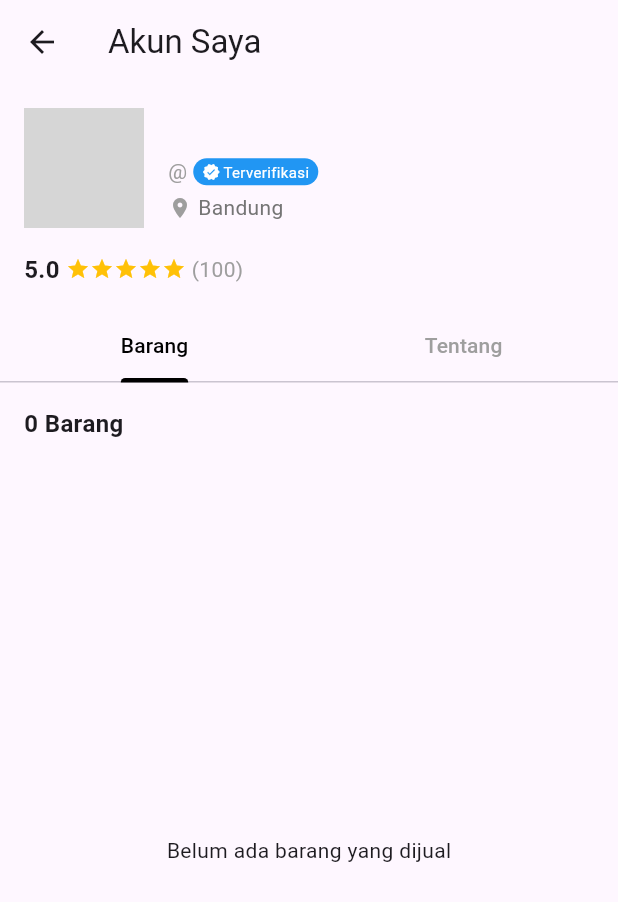
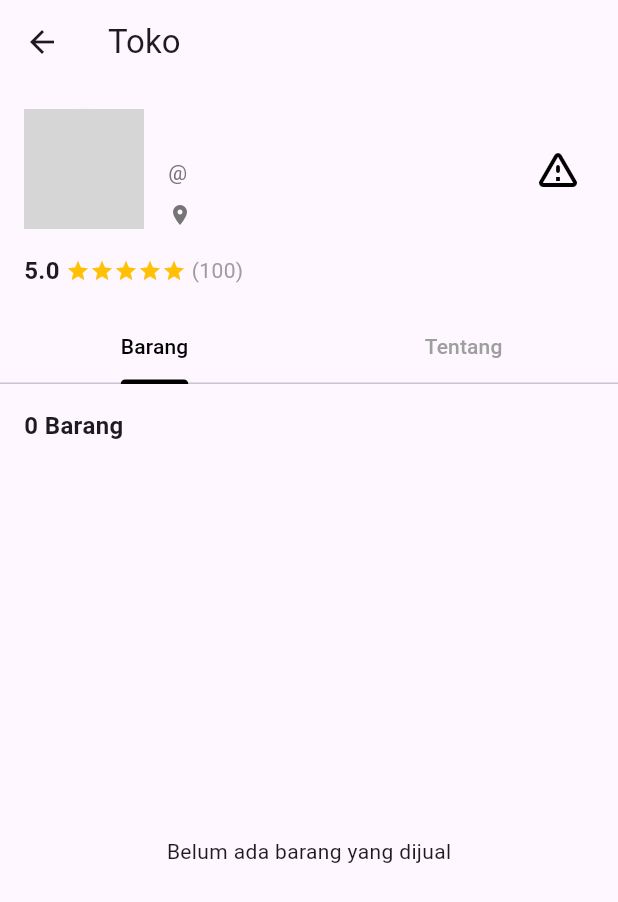
Before and after one commit to tungtungtungtungtungtungsahur/mobile-abp, a Flutter app: the DetailBarangShop screen opened directly with empty values, after a tap on "Unknown Seller", on a phone screen of 412 x 824 dp. Shown: the top 902 px of the screen. Run offline on Flutter 3.47's test engine with Material 3 defaults, Android fonts, the phone set to English and light mode, and no system bars; our stand-ins replace cloud_firestore, firebase_auth, firebase_core, firebase_storage, image_picker; missing offline and left inert: google_mlkit_text_recognition; accounts and stored records are empty; network calls fail; Roboto replaces fonts that are missing (Poppins); grey boxes are pictures that could not be loaded.

Commit message:
update separate seller shop and my shop

```diff
--- a/lib/detail_barang_shop.dart
+++ b/lib/detail_barang_shop.dart
@@ -5,6 +5,7 @@ import 'package:cloud_firestore/cloud_firestore.dart';
 import 'chat_detail_page.dart';
 import 'dart:io';
 import 'profile_barang.dart';
+import 'visit_seller_shop.dart';
 
 class DetailBarangShop extends StatelessWidget {
   final Map<String, dynamic> product;
@@ -179,7 +180,7 @@ class DetailBarangShop extends StatelessWidget {
                                   context,
                                   MaterialPageRoute(
                                     builder: (context) =>
-                                        ProfileBarang(sellerId: sellerId),
+                                        VisitSellerShop(sellerId: sellerId),
                                   ),
                                 );
                               },
--- /dev/null
+++ b/lib/visit_seller_shop.dart
@@ -0,0 +1,455 @@
+import 'package:flutter/material.dart';
+import 'detail_barang_shop.dart';
+import 'package:cloud_firestore/cloud_firestore.dart';
+import 'package:firebase_auth/firebase_auth.dart';
+import 'report_seller.dart';
+
+class VisitSellerShop extends StatefulWidget {
+  final String sellerId;
+  const VisitSellerShop({super.key, required this.sellerId});
+
+  @override
+  State<VisitSellerShop> createState() => _VisitSellerShopState();
+}
+
+class _VisitSellerShopState extends State<VisitSellerShop>
+    with SingleTickerProviderStateMixin {
+  late TabController _tabController;
+  late Future<Map<String, dynamic>?> _userDataFuture;
+
+  @override
+  void initState() {
+    super.initState();
+    _tabController = TabController(length: 2, vsync: this);
+    _userDataFuture = _fetchUserData();
+  }
+
+  Future<Map<String, dynamic>?> _fetchUserData() async {
+    final doc = await FirebaseFirestore.instance
+        .collection('users')
+        .doc(widget.sellerId)
+        .get();
+    return doc.data();
+  }
+
+  @override
+  void dispose() {
+    _tabController.dispose();
+    super.dispose();
+  }
+
+  @override
+  Widget build(BuildContext context) {
+    return Scaffold(
+      appBar: AppBar(
+        title: const Text('Toko'),
+        leading: IconButton(
+          icon: const Icon(Icons.arrow_back),
+          onPressed: () => Navigator.pop(context),
+        ),
+      ),
+      body: Column(
+        children: [
+          // Profile Section
+          Padding(
+            padding: const EdgeInsets.all(16.0),
+            child: FutureBuilder<Map<String, dynamic>?>(
+              future: _userDataFuture,
+              builder: (context, snapshot) {
+                if (snapshot.connectionState == ConnectionState.waiting) {
+                  return const Padding(
+                    padding: EdgeInsets.all(24.0),
+                    child: CircularProgressIndicator(),
+                  );
+                }
+                if (snapshot.hasError) {
+                  return Padding(
+                    padding: const EdgeInsets.all(24.0),
+                    child: Text('Error: ${snapshot.error}'),
+                  );
+                }
+                final data = snapshot.data;
+                if (data == null) {
+                  return const Padding(
+                    padding: EdgeInsets.all(24.0),
+                    child: Text('Data toko tidak ditemukan.'),
+                  );
+                }
+                return Column(
+                  children: [
+                    // Profile Info
+                    Row(
+                      children: [
+                        CircleAvatar(
+                          radius: 40,
+                          backgroundImage: data['avatarUrl'] != null
+                              ? NetworkImage(data['avatarUrl'])
+                              : null,
+                          child: data['avatarUrl'] == null
+                              ? const Icon(Icons.person, size: 40)
+                              : null,
+                        ),
+                        const SizedBox(width: 16),
+                        Expanded(
+                          child: Column(
+                            crossAxisAlignment: CrossAxisAlignment.start,
+                            children: [
+                              Text(
+                                data['name'] ?? 'Toko',
+                                style: const TextStyle(
+                                  fontSize: 20,
+                                  fontWeight: FontWeight.bold,
+                                ),
+                              ),
+                              const SizedBox(height: 4),
+                              Text(
+                                '@${data['username'] ?? 'unknown'}',
+                                style: TextStyle(
+                                  color: Colors.grey[600],
+                                  fontSize: 14,
+                                ),
+                              ),
+                              const SizedBox(height: 8),
+                              Row(
+                                children: [
+                                  Icon(
+                                    Icons.location_on,
+                                    size: 16,
+                                    color: Colors.grey[600],
+                                  ),
+                                  const SizedBox(width: 4),
+                                  Text(
+                                    data['location'] ?? 'Indonesia',
+                                    style: TextStyle(
+                                      color: Colors.grey[600],
+                                      fontSize: 14,
+                                    ),
+                                  ),
+                                ],
+                              ),
+                            ],
+                          ),
+                        ),
+                        // Report button
+                        IconButton(
+                          icon: const Icon(Icons.warning_amber_rounded,
+                              color: Colors.black, size: 32),
+                          tooltip: 'Laporkan Penjual',
+                          onPressed: () {
+                            showModalBottomSheet(
+                              context: context,
+                              isScrollControlled: true,
+                              backgroundColor: Colors.transparent,
+                              builder: (context) {
+                                return _buildReportSheet(context);
+                              },
+                            );
+                          },
+                        ),
+                      ],
+                    ),
+                    const SizedBox(height: 16),
+                    // Rating
+                    Row(
+                      children: [
+                        const Text(
+                          '5.0 ',
+                          style: TextStyle(
+                            fontSize: 16,
+                            fontWeight: FontWeight.bold,
+                          ),
+                        ),
+                        Row(
+                          children: List.generate(
+                            5,
+                            (index) => const Icon(
+                              Icons.star,
+                              size: 16,
+                              color: Colors.amber,
+                            ),
+                          ),
+                        ),
+                        const Text(
+                          ' (100)',
+                          style: TextStyle(color: Colors.grey),
+                        ),
+                      ],
+                    ),
+                  ],
+                );
+              },
+            ),
+          ),
+          // Tab Bar
+          TabBar(
+            controller: _tabController,
+            labelColor: Colors.black,
+            unselectedLabelColor: Colors.grey,
+            indicatorColor: Colors.black,
+            tabs: const [
+              Tab(text: 'Barang'),
+              Tab(text: 'Tentang'),
+            ],
+          ),
+          // Tab Bar View
+          Expanded(
+            child: TabBarView(
+              controller: _tabController,
+              children: [
+                // Barang Tab
+                _buildBarangTab(),
+                // Tentang Tab
+                _buildTentangTab(),
+              ],
+            ),
+          ),
+        ],
+      ),
+    );
+  }
+
+  Widget _buildBarangTab() {
+    return Column(
+      crossAxisAlignment: CrossAxisAlignment.start,
+      children: [
+        Padding(
+          padding: const EdgeInsets.all(16.0),
+          child: StreamBuilder<QuerySnapshot>(
+            stream: FirebaseFirestore.instance
+                .collection('products')
+                .where('sellerId', isEqualTo: widget.sellerId)
+                .snapshots(),
+            builder: (context, snapshot) {
+              if (snapshot.hasError) {
+                return Text('Error: ${snapshot.error}');
+              }
+              if (snapshot.connectionState == ConnectionState.waiting) {
+                return const Center(child: CircularProgressIndicator());
+              }
+              final products = snapshot.data?.docs ?? [];
+              return Text(
+                '${products.length} Barang',
+                style:
+                    const TextStyle(fontSize: 16, fontWeight: FontWeight.bold),
+              );
+            },
+          ),
+        ),
+        Expanded(
+          child: StreamBuilder<QuerySnapshot>(
+            stream: FirebaseFirestore.instance
+                .collection('products')
+                .where('sellerId', isEqualTo: widget.sellerId)
+                .snapshots(),
+            builder: (context, snapshot) {
+              if (snapshot.hasError) {
+                return Center(child: Text('Error: ${snapshot.error}'));
+              }
+              if (snapshot.connectionState == ConnectionState.waiting) {
+                return const Center(child: CircularProgressIndicator());
+              }
+              final products = snapshot.data?.docs ?? [];
+              if (products.isEmpty) {
+                return const Center(
+                  child: Text('Belum ada barang yang dijual'),
+                );
+              }
+              return GridView.builder(
+                padding: const EdgeInsets.symmetric(horizontal: 16),
+                gridDelegate: const SliverGridDelegateWithFixedCrossAxisCount(
+                  crossAxisCount: 2,
+                  childAspectRatio: 0.75,
+                  crossAxisSpacing: 16,
+                  mainAxisSpacing: 16,
+                ),
+                itemCount: products.length,
+                itemBuilder: (context, index) {
+                  final product =
+                      products[index].data() as Map<String, dynamic>;
+                  final images = product['images'] as List<dynamic>?;
+                  return InkWell(
+                    onTap: () {
+                      Navigator.push(
+                        context,
+                        MaterialPageRoute(
+                          builder: (context) => DetailBarangShop(
+                            product: {
+                              ...product,
+                              'productId': products[index].id,
+                            },
+                          ),
+                        ),
+                      );
+                    },
+                    child: Container(
+                      decoration: BoxDecoration(
+                        color: Colors.white,
+                        borderRadius: BorderRadius.circular(8),
+                        boxShadow: [
+                          BoxShadow(
+                            color: Colors.grey.withOpacity(0.1),
+                            spreadRadius: 1,
+                            blurRadius: 3,
+                            offset: const Offset(0, 1),
+                          ),
+                        ],
+                      ),
+                      child: Column(
+                        crossAxisAlignment: CrossAxisAlignment.start,
+                        children: [
+                          Expanded(
+                            child: ClipRRect(
+                              borderRadius: const BorderRadius.vertical(
+                                top: Radius.circular(8),
+                              ),
+                              child: images?.isNotEmpty == true
+                                  ? Image.network(
+                                      images![0].toString(),
+                                      fit: BoxFit.cover,
+                                      width: double.infinity,
+                                    )
+                                  : Container(
+                                      color: Colors.grey[200],
+                                      child: const Icon(
+                                        Icons.image_not_supported,
+                                        size: 40,
+                                        color: Colors.grey,
+                                      ),
+                                    ),
+                            ),
+                          ),
+                          Padding(
+                            padding: const EdgeInsets.all(8.0),
+                            child: Column(
+                              crossAxisAlignment: CrossAxisAlignment.start,
+                              children: [
+                                Text(
+                                  product['name'] ?? '',
+                                  style: const TextStyle(
+                                    fontWeight: FontWeight.bold,
+                                    fontSize: 14,
+                                  ),
+                                  maxLines: 2,
+                                  overflow: TextOverflow.ellipsis,
+                                ),
+                                const SizedBox(height: 4),
+                                Text(
+                                  'Rp ${product['price'] ?? 0}',
+                                  style: const TextStyle(
+                                    fontWeight: FontWeight.bold,
+                                  ),
+                                ),
+                              ],
+                            ),
+                          ),
+                        ],
+                      ),
+                    ),
+                  );
+                },
+              );
+            },
+          ),
+        ),
+      ],
+    );
+  }
+
+  Widget _buildTentangTab() {
+    return FutureBuilder<DocumentSnapshot>(
+      future: FirebaseFirestore.instance
+          .collection('toko')
+          .doc(widget.sellerId)
+          .get(),
+      builder: (context, snapshot) {
+        if (snapshot.connectionState == ConnectionState.waiting) {
+          return const Center(child: CircularProgressIndicator());
+        }
+        if (snapshot.hasError) {
+          return Center(child: Text('Error: ${snapshot.error}'));
+        }
+        final data = snapshot.data?.data() as Map<String, dynamic>?;
+        if (data == null || (data['deskripsi'] ?? '').toString().isEmpty) {
+          return const Center(
+              child: Text('Tidak ada deskripsi terkait toko ini'));
+        }
+        return Padding(
+          padding: const EdgeInsets.all(16.0),
+          child: Column(
+            crossAxisAlignment: CrossAxisAlignment.start,
+            children: [
+              const Text(
+                'Tentang Toko',
+                style: TextStyle(
+                  fontSize: 18,
+                  fontWeight: FontWeight.bold,
+                ),
+              ),
+              const SizedBox(height: 16),
+              Text(
+                data['deskripsi'] ?? '',
+                style: const TextStyle(fontSize: 16),
+              ),
+            ],
+          ),
+        );
+      },
+    );
+  }
+
+  Widget _buildReportSheet(BuildContext context) {
+    return DraggableScrollableSheet(
+      initialChildSize: 0.45,
+      minChildSize: 0.3,
+      maxChildSize: 0.6,
+      expand: false,
+      builder: (context, scrollController) {
+        return Container(
+          decoration: const BoxDecoration(
+            color: Colors.white,
+            borderRadius: BorderRadius.vertical(top: Radius.circular(20)),
+          ),
+          child: ListView(
+            controller: scrollController,
+            shrinkWrap: true,
+            children: [
+              Padding(
+                padding: const EdgeInsets.fromLTRB(20, 24, 20, 12),
+                child: Text(
+                  'Mengapa Kamu Melaporkan Akun Ini?',
+                  style: const TextStyle(
+                      fontWeight: FontWeight.bold, fontSize: 18),
+                ),
+              ),
+              const Divider(height: 1, thickness: 1),
+              _buildReportReason(context, 'Penipu Phishing'),
+              _buildReportReason(context, 'Barang yang saya beli'),
+              _buildReportReason(context, 'Barang terlarang'),
+              _buildReportReason(context, 'Salah harga'),
+              const SizedBox(height: 16),
+            ],
+          ),
+        );
+      },
+    );
+  }
+
+  Widget _buildReportReason(BuildContext context, String reason) {
+    return ListTile(
+      title: Text(reason),
+      trailing: const Icon(Icons.chevron_right),
+      onTap: () {
+        Navigator.pop(context);
+        showModalBottomSheet(
+          context: context,
+          isScrollControlled: true,
+          backgroundColor: Colors.transparent,
+          builder: (context) => ReportSellerSheet(
+            sellerId: widget.sellerId,
+            reason: reason,
+          ),
+        );
+      },
+    );
+  }
+}
```
